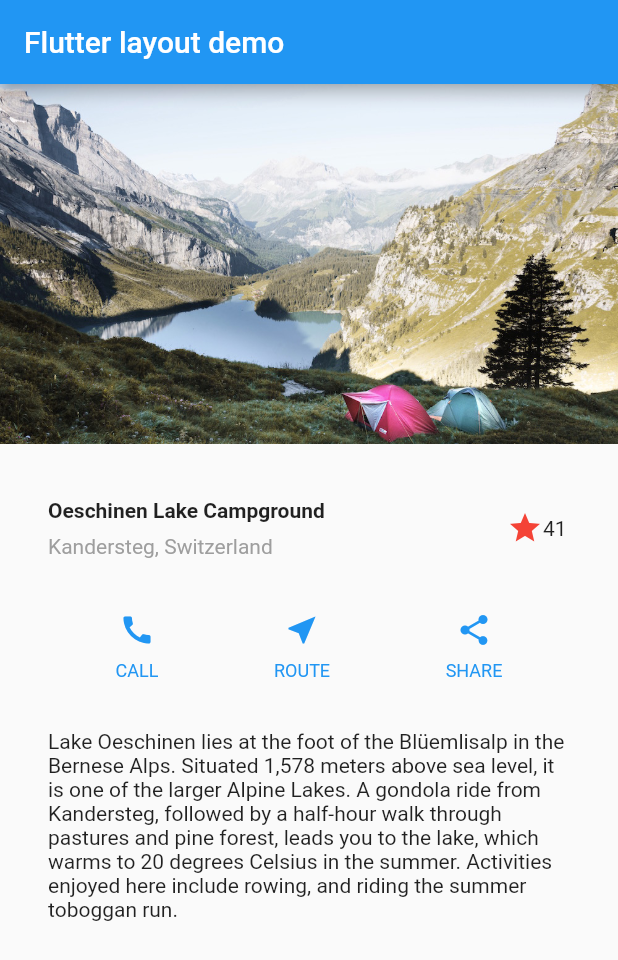
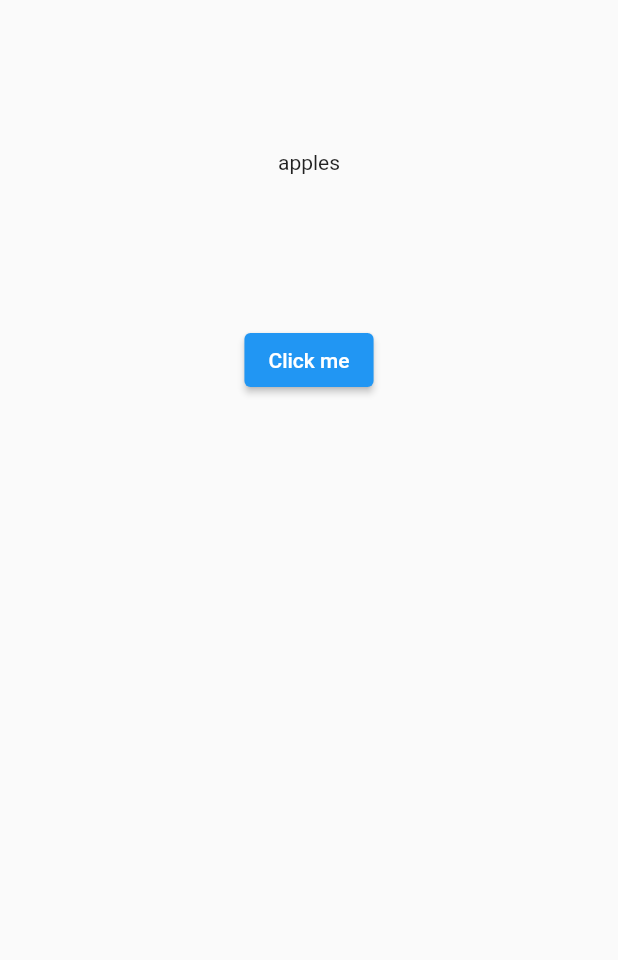
Before and after one commit to Zolbayar8027/flutter_playground, a Flutter app: the screen it shows after launch, on a phone screen of 412 x 824 dp. Shown: the top 960 px of the screen. Run offline on Flutter 3.47's test engine with Material 2 defaults, Android fonts, the phone set to English and light mode, and no system bars.

```diff
--- a/lib/main.dart
+++ b/lib/main.dart
@@ -1,166 +1,56 @@
 import 'package:flutter/material.dart';
 
-void main() => runApp(MyApp());
+void main() {
+  runApp(MyApp());
+}
 
 class MyApp extends StatelessWidget {
+  const MyApp({
+    Key key,
+  }) : super(key: key);
+
   @override
   Widget build(BuildContext context) {
-    Widget titleSection = Container(
-      padding: const EdgeInsets.all(32),
-      child: Row(
-        children: [
-          Expanded(
-            /*1*/
-            child: Column(
-              crossAxisAlignment: CrossAxisAlignment.start,
-              children: [
-                /*2*/
-                Container(
-                  padding: const EdgeInsets.only(bottom: 8),
-                  child: Text(
-                    'Oeschinen Lake Campground',
-                    style: TextStyle(
-                      fontWeight: FontWeight.bold,
-                    ),
-                  ),
-                ),
-                Text(
-                  'Kandersteg, Switzerland',
-                  style: TextStyle(
-                    color: Colors.grey[500],
-                  ),
-                ),
-              ],
-            ),
-          ),
-          FavoriteWidget(),
-        ],
+    return MaterialApp(
+      home: Scaffold(
+        body: BodyWidget(),
       ),
     );
+  }
+}
 
-    Color color = Theme.of(context).primaryColor;
+class BodyWidget extends StatelessWidget {
 
-    Widget buttonSection = Container(
-      child: Row(
-        mainAxisAlignment: MainAxisAlignment.spaceEvenly,
-        children: [
-          _buildButtonColumn(color, Icons.call, 'CALL'),
-          _buildButtonColumn(color, Icons.near_me, 'ROUTE'),
-          _buildButtonColumn(color, Icons.share, 'SHARE'),
-        ],
-      ),
-    );
+  //String fruit = 'Apples';
+  final fruitNotfier = ValueNotifier<String>('apples');
 
-    Widget textSection = Container(
-      padding: const EdgeInsets.all(32),
-      child: Text(
-        'Lake Oeschinen lies at the foot of the Blüemlisalp in the Bernese '
-            'Alps. Situated 1,578 meters above sea level, it is one of the '
-            'larger Alpine Lakes. A gondola ride from Kandersteg, followed by a '
-            'half-hour walk through pastures and pine forest, leads you to the '
-            'lake, which warms to 20 degrees Celsius in the summer. Activities '
-            'enjoyed here include rowing, and riding the summer toboggan run.',
-        softWrap: true,
-      ),
-    );
+  @override
+  Widget build(BuildContext context) {
+    return Center(
+      child: Container(
+        //color: Colors.yellow,
+        child: Column(
+          children: [
+            SizedBox(height: 100),
+            ValueListenableBuilder<String>(
+              valueListenable: fruitNotfier,
+              builder: (context, value, child) {
+                return Text(value);
+              },
+            ),
 
-    return MaterialApp(
-      title: 'Flutter layout demo',
-      home: Scaffold(
-        appBar: AppBar(
-          title: Text('Flutter layout demo'),
-        ),
-        body: ListView(
-          children: [
-            Image.asset(
-              'images/lake.jpg',
-              width: 600,
-              height: 240,
-              fit: BoxFit.cover,
+            SizedBox(height: 100),
+            ElevatedButton(
+              onPressed: () {
+                print('I was clicked.');
+
+                fruitNotfier.value = 'Bananas';
+              },
+              child: Text('Click me'),
             ),
-            titleSection,
-            buttonSection,
-            textSection,
           ],
         ),
       ),
     );
   }
-
-  Column _buildButtonColumn(Color color, IconData icon, String label) {
-    return Column(
-      mainAxisSize: MainAxisSize.min,
-      mainAxisAlignment: MainAxisAlignment.center,
-      children: [
-        Icon(icon, color: color),
-        Container(
-          margin: const EdgeInsets.only(top: 8),
-          child: Text(
-            label,
-            style: TextStyle(
-              fontSize: 12,
-              fontWeight: FontWeight.w400,
-              color: color,
-            ),
-          ),
-        ),
-      ],
-    );
-  }
 }
-
-// #docregion FavoriteWidget
-class FavoriteWidget extends StatefulWidget {
-  @override
-  _FavoriteWidgetState createState() => _FavoriteWidgetState();
-}
-// #enddocregion FavoriteWidget
-
-// #docregion _FavoriteWidgetState, _FavoriteWidgetState-fields, _FavoriteWidgetState-build
-class _FavoriteWidgetState extends State<FavoriteWidget> {
-  // #enddocregion _FavoriteWidgetState-build
-  bool _isFavorited = true;
-  int _favoriteCount = 41;
-  // #enddocregion _FavoriteWidgetState-fields
-
-  // #docregion _toggleFavorite
-  void _toggleFavorite() {
-    setState(() {
-      if (_isFavorited) {
-        _favoriteCount -= 1;
-        _isFavorited = false;
-      } else {
-        _favoriteCount += 1;
-        _isFavorited = true;
-      }
-    });
-  }
-  // #enddocregion _toggleFavorite
-
-  // #docregion _FavoriteWidgetState-build
-  @override
-  Widget build(BuildContext context) {
-    return Row(
-      mainAxisSize: MainAxisSize.min,
-      children: [
-        Container(
-          padding: EdgeInsets.all(0),
-          child: IconButton(
-            padding: EdgeInsets.all(0),
-            alignment: Alignment.centerRight,
-            icon: (_isFavorited ? Icon(Icons.star) : Icon(Icons.star_border)),
-            color: Colors.red[500],
-            onPressed: _toggleFavorite,
-          ),
-        ),
-        SizedBox(
-          width: 18,
-          child: Container(
-            child: Text('$_favoriteCount'),
-          ),
-        ),
-      ],
-    );
-  }
-// #docregion _FavoriteWidgetState-fields
-}
```
